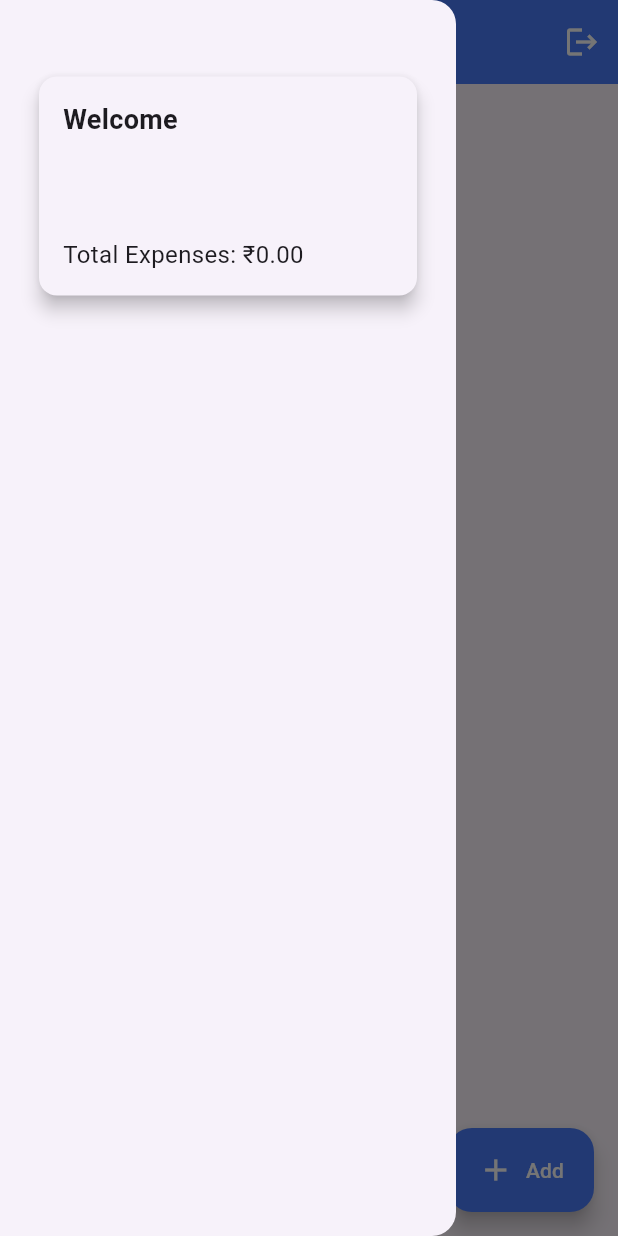
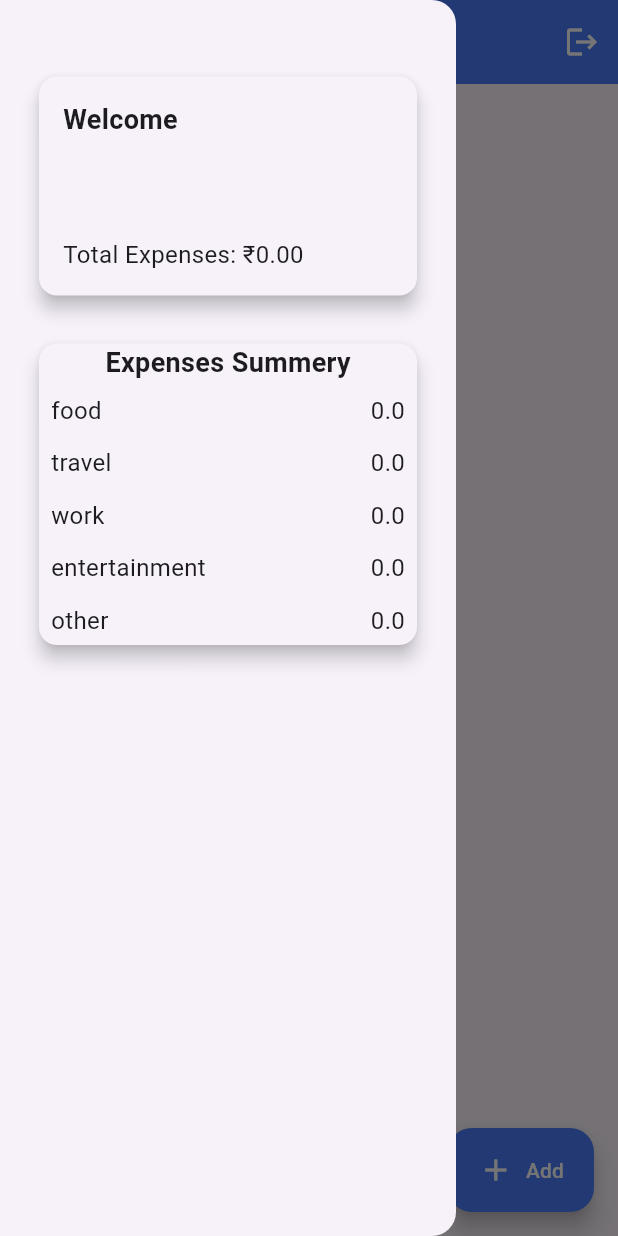
Before and after one commit to SamarthBagde/Expense-Tracker-App, a Flutter app: the screen it shows once a user with an empty profile is signed in, with the side drawer open, on a phone screen of 412 x 824 dp. Run offline on Flutter 3.47's test engine with Material 3 defaults, Android fonts, the phone set to English and light mode, and no system bars; our stand-ins replace cloud_firestore, firebase_auth, firebase_core; accounts and stored records are empty.

Commit message:
expenses summery added

```diff
--- a/lib/services/database.dart
+++ b/lib/services/database.dart
@@ -101,4 +101,27 @@ class Database {
 
     return totalAmount;
   }
+
+  Future<Map<String, double>> getExpenseAmountSummery() async {
+    Map<String, double> amounts = {
+      'food': 0,
+      'travel': 0,
+      'work': 0,
+      'entertainment': 0,
+      'other': 0
+    };
+
+    QuerySnapshot snapshot = await FirebaseFirestore.instance
+        .collection('Users')
+        .doc(uid)
+        .collection('Expenses')
+        .get();
+
+    for (var doc in snapshot.docs) {
+      amounts[doc['category']] = (amounts[doc['category']] ?? 0.0) +
+          (double.tryParse(doc['amount']) ?? 0.0);
+    }
+
+    return amounts;
+  }
 }
--- /dev/null
+++ b/lib/widgets/expenses_summery.dart
@@ -0,0 +1,73 @@
+import 'package:expense_tracker/services/auth.dart';
+import 'package:expense_tracker/services/database.dart';
+import 'package:flutter/material.dart';
+
+class ExpensesSummery extends StatefulWidget {
+  const ExpensesSummery({super.key});
+
+  @override
+  State<ExpensesSummery> createState() => _ExpensesSummeryState();
+}
+
+class _ExpensesSummeryState extends State<ExpensesSummery> {
+  final AuthService _auth = AuthService();
+
+  @override
+  Widget build(BuildContext context) {
+    final Database db = Database(uid: _auth.getCurrentUid());
+
+    return Card(
+      margin: const EdgeInsets.all(16),
+      elevation: 5,
+      child: Column(
+        children: [
+          const Text(
+            "Expenses Summery",
+            style: TextStyle(fontSize: 18, fontWeight: FontWeight.bold),
+          ),
+          FutureBuilder(
+            future: db.getExpenseAmountSummery(),
+            builder: (ctx, AsyncSnapshot<Map<String, double>> snapshot) {
+              if (snapshot.connectionState == ConnectionState.waiting) {
+                return const Center(
+                  child: CircularProgressIndicator(),
+                );
+              }
+
+              if (snapshot.hasError) {
+                return Text("Error: ${snapshot.error}");
+              }
+
+              if (snapshot.hasData) {
+                final summeyData = snapshot.data!;
+
+                if (snapshot.data != null) {
+                  return Column(
+                    children: summeyData.entries.map((entry) {
+                      return Padding(
+                        padding: const EdgeInsets.only(
+                            top: 7, left: 8, right: 8, bottom: 5),
+                        child: Row(
+                          mainAxisAlignment: MainAxisAlignment.spaceBetween,
+                          children: [
+                            Text(entry.key, style: TextStyle(fontSize: 16)),
+                            Text(entry.value.toString(),
+                                style: const TextStyle(fontSize: 16)),
+                          ],
+                        ),
+                      );
+                    }).toList(),
+                  );
+                } else {
+                  return const Text("No Data Available!");
+                }
+              } else {
+                return const Text("No User Data!");
+              }
+            },
+          )
+        ],
+      ),
+    );
+  }
+}
--- a/lib/widgets/my_drawer.dart
+++ b/lib/widgets/my_drawer.dart
@@ -1,3 +1,4 @@
+import 'package:expense_tracker/widgets/expenses_summery.dart';
 import 'package:expense_tracker/widgets/user_info.dart';
 import 'package:flutter/material.dart';
 
@@ -7,11 +8,14 @@ class MyDrawer extends StatelessWidget {
   @override
   Widget build(BuildContext context) {
     return Drawer(
-        child: ListView(
-      padding: const EdgeInsets.only(top: 35, bottom: 35, right: 10, left: 10),
-      children: const [
-        UserInfo(),
-      ],
-    ));
+      child: ListView(
+        padding:
+            const EdgeInsets.only(top: 35, bottom: 35, right: 10, left: 10),
+        children: const [
+          UserInfo(),
+          ExpensesSummery(),
+        ],
+      ),
+    );
   }
 }
```
